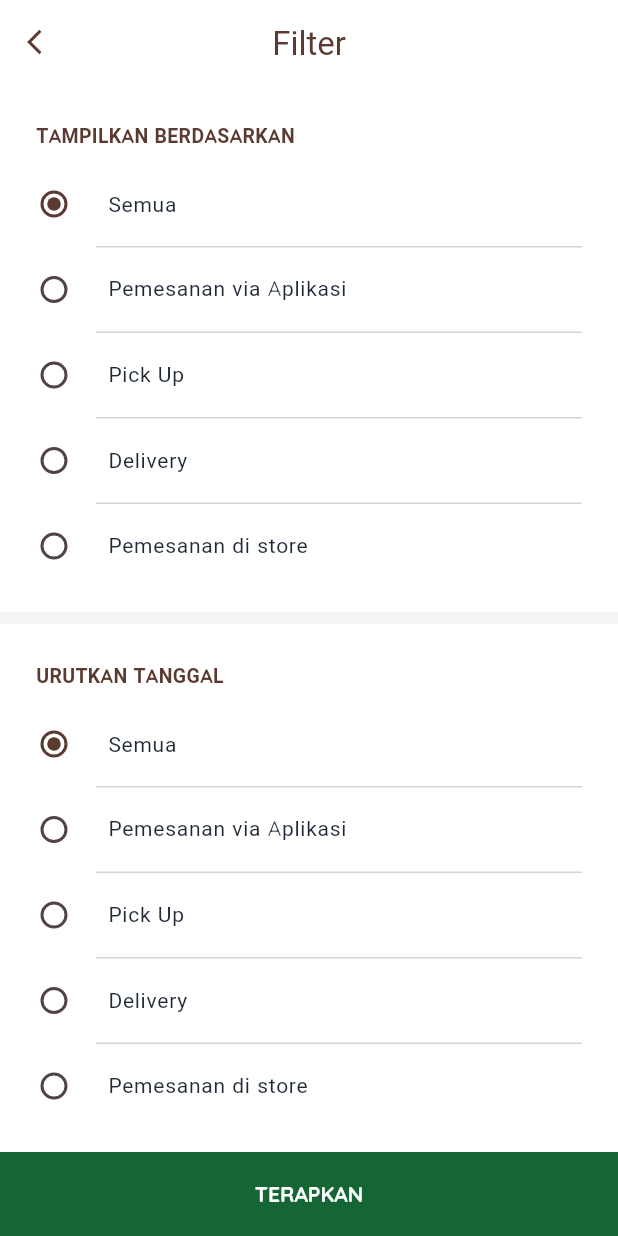
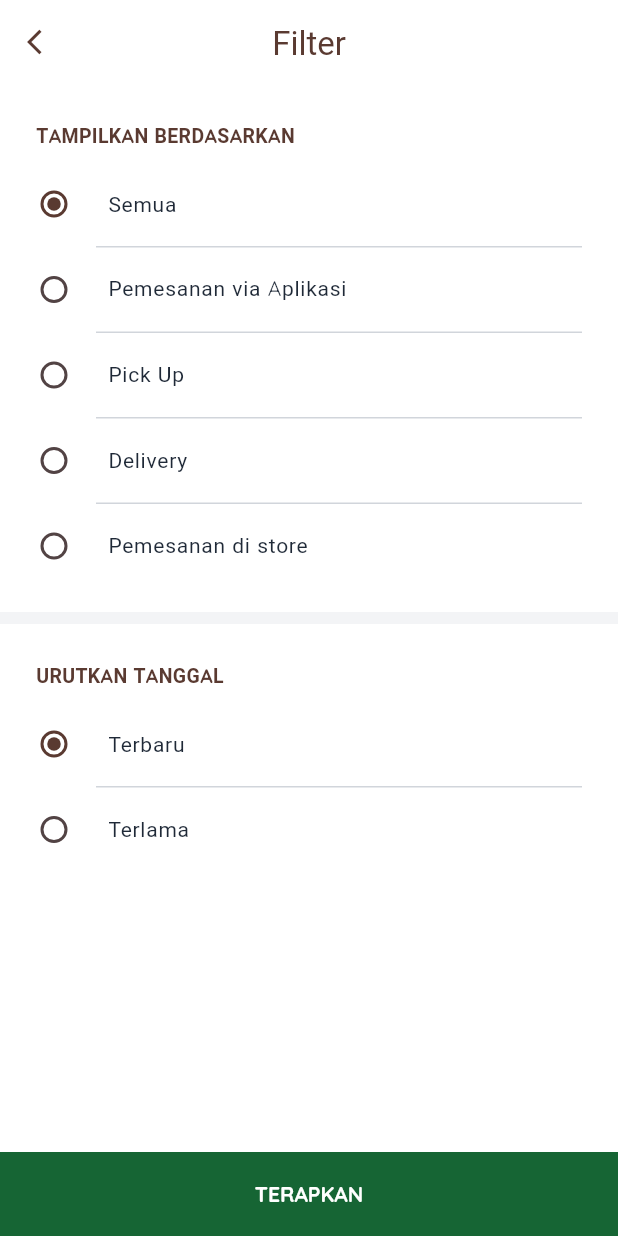
Before and after one commit to faridanaksoleh/hanas_cake, a Flutter app: the OrderPage screen opened by its route, after a tap on an icon or button, on a phone screen of 412 x 824 dp. Run offline on Flutter 3.47's test engine with Material 3 defaults, Android fonts, the phone set to English and light mode, and no system bars; our stand-ins replace dartz, dio, equatable, flutter_bloc, flutter_secure_storage, flutter_svg and 2 more; missing offline and left inert: midtrans_sdk; accounts and stored records are empty; network calls fail.

Commit message:
feat: implementasi local filter pesanan dan perbaikan UI opsi urutkan tanggal
- Memperbaiki typo copy-paste pada opsi radio button di order_filter_page (menjadi Terbaru & Terlama).
- Menambahkan state lokal untuk menangkap hasil pop dari halaman filter.
- Mengimplementasikan logika manipulasi list (.where() dan .sort()) pada order_page untuk memfilter dan mengurutkan riwayat pesanan secara realtime tanpa memanggil API tambahan.

```diff
--- a/lib/presentation/pages/order_filter_page.dart
+++ b/lib/presentation/pages/order_filter_page.dart
@@ -12,7 +12,7 @@ class OrderFilterPage extends StatefulWidget {
 class _OrderFilterPageState extends State<OrderFilterPage> {
   // 🔥 KEMBALI KE SINGLE SELECT (Hanya bisa pilih 1 per kategori)
   String selectedFilter = 'Semua';
-  String selectedDate = 'Semua';
+  String selectedDate = 'Terbaru';
 
   @override
   Widget build(BuildContext context) {
@@ -83,15 +83,9 @@ class _OrderFilterPageState extends State<OrderFilterPage> {
                   ),
                 ),
                 const SpaceHeight(8),
-                _buildRadio('Semua', selectedDate, (val) => setState(() => selectedDate = val!)),
+                _buildRadio('Terbaru', selectedDate, (val) => setState(() => selectedDate = val!)),
                 _buildDivider(),
-                _buildRadio('Pemesanan via Aplikasi', selectedDate, (val) => setState(() => selectedDate = val!)),
-                _buildDivider(),
-                _buildRadio('Pick Up', selectedDate, (val) => setState(() => selectedDate = val!)),
-                _buildDivider(),
-                _buildRadio('Delivery', selectedDate, (val) => setState(() => selectedDate = val!)),
-                _buildDivider(),
-                _buildRadio('Pemesanan di store', selectedDate, (val) => setState(() => selectedDate = val!)),
+                _buildRadio('Terlama', selectedDate, (val) => setState(() => selectedDate = val!)),
 
                 const SpaceHeight(40),
               ],
@@ -104,7 +98,7 @@ class _OrderFilterPageState extends State<OrderFilterPage> {
             child: ElevatedButton(
               onPressed: () {
                 if (GoRouter.of(context).canPop()) {
-                  GoRouter.of(context).pop();
+                  GoRouter.of(context).pop({'tipe': selectedFilter, 'urutan': selectedDate});
                 }
               },
               style: ElevatedButton.styleFrom(
--- a/lib/presentation/pages/order_page.dart
+++ b/lib/presentation/pages/order_page.dart
@@ -18,6 +18,9 @@ class OrderPage extends StatefulWidget {
 class _OrderPageState extends State<OrderPage> {
   // 🔥 Ubah jadi true untuk tes tampilan "Belum Ada Riwayat Pesanan"
   bool isEmpty = false;
+
+  String filterTipe = 'Semua';
+  String filterUrutan = 'Terbaru';
 
   @override
   void initState() {
@@ -53,7 +56,15 @@ class _OrderPageState extends State<OrderPage> {
         ),
         actions: [
           IconButton(
-            onPressed: () => GoRouter.of(context).push('/order/filter'),
+            onPressed: () async {
+              final result = await GoRouter.of(context).push('/order/filter');
+              if (result != null && result is Map<String, dynamic>) {
+                setState(() {
+                  filterTipe = result['tipe'] as String? ?? 'Semua';
+                  filterUrutan = result['urutan'] as String? ?? 'Terbaru';
+                });
+              }
+            },
             icon: SvgPicture.asset(
               'assets/icons/sliders_outline.svg',
               width: 24,
@@ -73,10 +84,33 @@ class _OrderPageState extends State<OrderPage> {
               child: CircularProgressIndicator(color: AppColors.primary),
             );
           } else if (state is OrderHistoryLoaded) {
-            if (state.orders.isEmpty) {
+            var filteredOrders = state.orders.where((order) {
+              if (filterTipe == 'Semua') return true;
+
+              final deliveryType = order['delivery_type']?.toString().toLowerCase() ?? '';
+
+              if (filterTipe == 'Pick Up') return deliveryType == 'pickup' || deliveryType == 'pick up';
+              if (filterTipe == 'Delivery') return deliveryType == 'delivery';
+              if (filterTipe == 'Pemesanan di store') return deliveryType == 'store' || deliveryType == 'dine-in' || deliveryType == 'dine_in';
+              if (filterTipe == 'Pemesanan via Aplikasi') return deliveryType != 'store' && deliveryType != 'dine-in' && deliveryType != 'dine_in';
+
+              return true;
+            }).toList();
+
+            filteredOrders.sort((a, b) {
+              final dateA = a['tanggal'] != null ? DateTime.tryParse(a['tanggal'].toString()) ?? DateTime.fromMillisecondsSinceEpoch(0) : DateTime.fromMillisecondsSinceEpoch(0);
+              final dateB = b['tanggal'] != null ? DateTime.tryParse(b['tanggal'].toString()) ?? DateTime.fromMillisecondsSinceEpoch(0) : DateTime.fromMillisecondsSinceEpoch(0);
+              if (filterUrutan == 'Terlama') {
+                return dateA.compareTo(dateB);
+              } else {
+                return dateB.compareTo(dateA);
+              }
+            });
+
+            if (filteredOrders.isEmpty) {
               return _buildEmptyState();
             }
-            return _buildOrderList(state.orders);
+            return _buildOrderList(filteredOrders);
           } else if (state is OrderHistoryError) {
             return Center(child: Text(state.message));
           }
```
